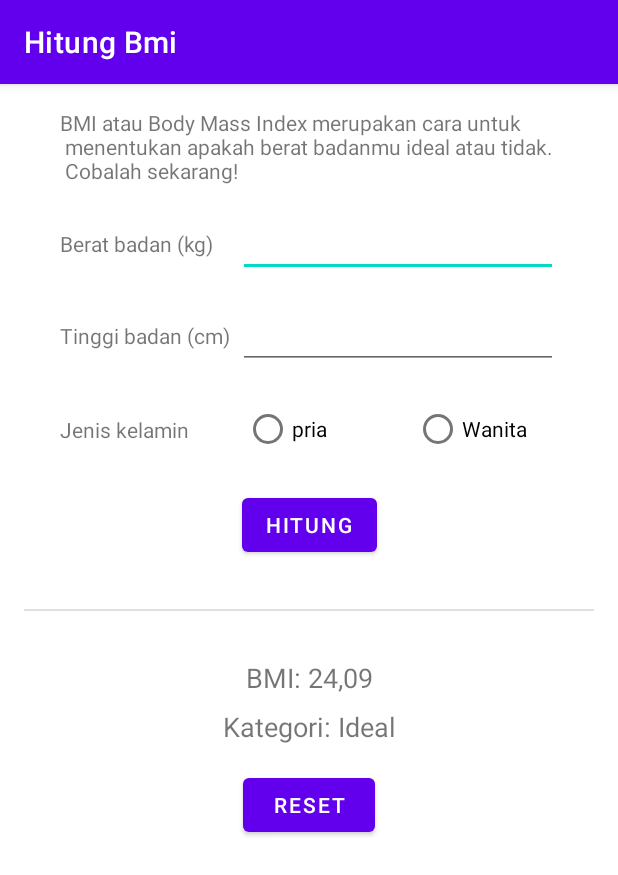
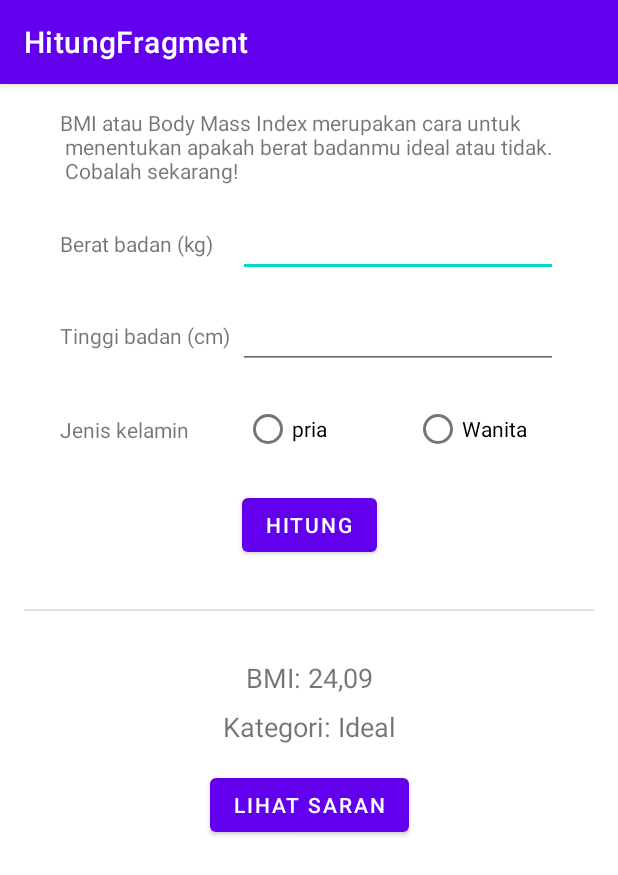
Before and after one commit to D3IF-Cool/4301-hitung-bmi-rachmad001, an Android app: the screen it shows after launch (MainActivity), on a phone screen of 412 x 824 dp. Shown: the top 875 px of the screen. Run offline under Robolectric (Android 15) with nearby library versions, the phone set to English and light mode, and no system bars; our stand-ins replace navigation-ui.

Commit message:
Membuat navigasi sederhana

```diff
--- a/app/src/main/java/org/d3if4025/hitungbmi/MainActivity.kt
+++ b/app/src/main/java/org/d3if4025/hitungbmi/MainActivity.kt
@@ -5,13 +5,26 @@ import android.os.Bundle
 import android.text.TextUtils
 import android.util.Log
 import android.view.LayoutInflater
+import android.widget.MediaController
 import android.widget.Toast
+import androidx.navigation.NavController
+import androidx.navigation.findNavController
+import androidx.navigation.ui.NavigationUI
 
 class MainActivity : AppCompatActivity() {
+
+    private lateinit var navController: NavController
 
     override fun onCreate(savedInstanceState: Bundle?) {
         super.onCreate(savedInstanceState)
         setContentView(R.layout.activity_main)
+
+        navController = findNavController(R.id.myNavHostFragment)
+        NavigationUI.setupActionBarWithNavController(this, navController)
+    }
+
+    override fun onSupportNavigateUp(): Boolean {
+        return navController.navigateUp()
     }
 
 }
--- a/app/src/main/java/org/d3if4025/hitungbmi/ui/HitungFragment.kt
+++ b/app/src/main/java/org/d3if4025/hitungbmi/ui/HitungFragment.kt
@@ -7,6 +7,7 @@ import android.view.View
 import android.view.ViewGroup
 import android.widget.Toast
 import androidx.fragment.app.Fragment
+import androidx.navigation.findNavController
 import org.d3if4025.hitungbmi.R
 import org.d3if4025.hitungbmi.databinding.FragmentHitungBinding
 
@@ -15,6 +16,9 @@ class HitungFragment : Fragment() {
     override fun onCreateView(inflater: LayoutInflater, container: ViewGroup?, savedInstanceState: Bundle?): View? {
         binding = FragmentHitungBinding.inflate(layoutInflater, container, false)
         binding.button.setOnClickListener { hitungBmi() }
+        binding.saranButton.setOnClickListener { view: View ->
+            view.findNavController().navigate(R.id.action_hitungFragment_to_saranFragment)
+        }
         return binding.root
     }
 
@@ -42,6 +46,7 @@ class HitungFragment : Fragment() {
 
         binding.bmiTextView.text = getString(R.string.bmi_x, bmi)
         binding.kategoriTextView.text = getString(R.string.kategori_x, kategori)
+        binding.saranButton.visibility = View.VISIBLE
     }
 
     private fun getKategori(bmi: Float, isMale: Boolean): String {
--- a/app/src/main/res/layout/fragment_hitung.xml
+++ b/app/src/main/res/layout/fragment_hitung.xml
@@ -137,11 +137,11 @@
             app:layout_constraintTop_toBottomOf="@+id/bmiTextView" />
 
         <Button
-            android:id="@+id/reset"
+            android:id="@+id/saranButton"
             android:layout_width="wrap_content"
             android:layout_height="wrap_content"
             android:layout_marginTop="16dp"
-            android:text="RESET"
+            android:text="@string/lihat_saran"
             app:layout_constraintEnd_toEndOf="parent"
             app:layout_constraintStart_toStartOf="parent"
             app:layout_constraintTop_toBottomOf="@+id/kategoriTextView" />
--- a/app/src/main/res/values/strings.xml
+++ b/app/src/main/res/values/strings.xml
@@ -25,4 +25,5 @@
     <string name="saran_kurus">Cobalah untuk makan porsi besar, seperti burger berukuran raksasa ini</string>
     <string name="saran_ideal">Pertahankan gaya hidupmu! Tapi jangan kebanyakan gaya karena itu berbahaya</string>
     <string name="saran_gemuk">Cobalah untuk olahraga lari. Kemanapun boleh, asal tidak lari dari kehidupan</string>
+    <string name="lihat_saran">Lihat Saran</string>
 </resources>
```
Also changed, not shown: app/src/main/res/navigation/navigation.xml (+9 -1 lines).
